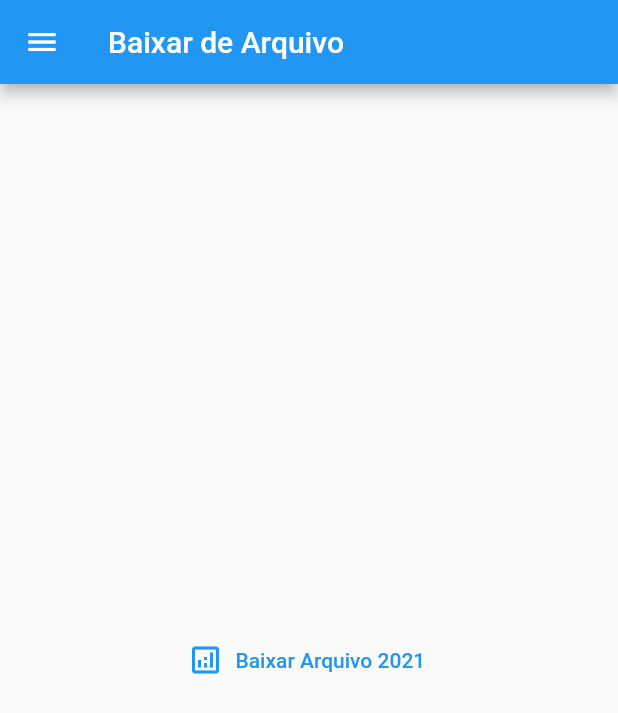
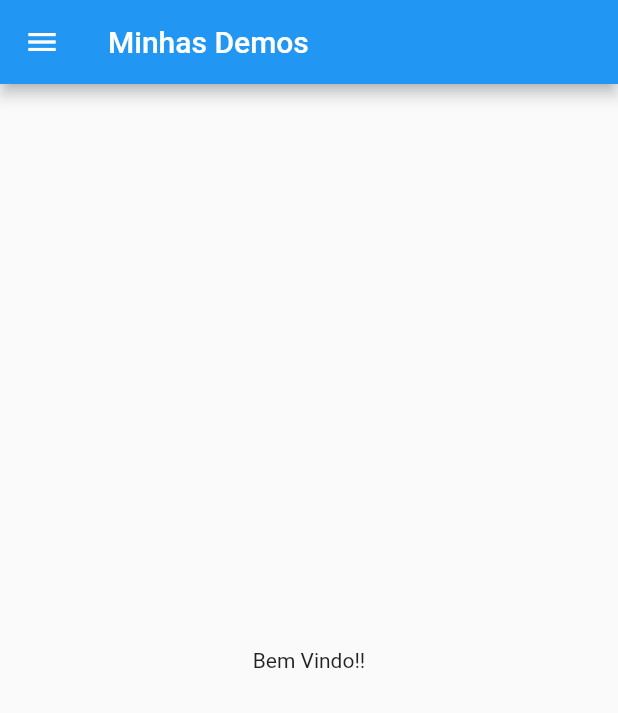
Before and after one commit to thiiagofernando/downloadarquivoflutter, a Flutter app: the screen it shows after launch, on a phone screen of 412 x 824 dp. Shown: the top 713 px of the screen. Run offline on Flutter 3.47's test engine with Material 2 defaults, Android fonts, the phone set to English and light mode, and no system bars; our stand-ins replace dio.

Commit message:
criado novas telas

```diff
--- a/baixarpdf/lib/main.dart
+++ b/baixarpdf/lib/main.dart
@@ -1,4 +1,6 @@
 import 'dart:io';
+import 'package:baixarpdf/screens/consulta_frete.dart';
+import 'package:baixarpdf/screens/download_page.dart';
 import 'package:dio/dio.dart';
 import 'package:flutter/material.dart';
 import 'package:path_provider/path_provider.dart';
@@ -16,10 +18,14 @@ class MyApp extends StatefulWidget {
 class _MyAppState extends State<MyApp> {
   @override
   Widget build(BuildContext context) {
-    return const MaterialApp(
+    return MaterialApp(
       debugShowCheckedModeBanner: false,
       title: MyApp._title,
       home: MyStatelessWidget(),
+      routes: <String, WidgetBuilder>{
+        '/downalodpage': (BuildContext context) => new DownloadPage(),
+        '/consultacep': (BuildContext context) => new ConsultaCep(),
+      },
     );
   }
 }
@@ -31,22 +37,18 @@ class MyStatelessWidget extends StatefulWidget {
 }
 
 class _MyStatelessWidgetState extends State<MyStatelessWidget> {
-  String porcentagemDownload = "";
   @override
   Widget build(BuildContext context) {
     return Scaffold(
       drawer: Drawer(
         elevation: 5,
-        child: ListView(
-          children: <Widget>[
+        child: ListView(children: <Widget>[
           SizedBox(
             height: 50,
           ),
           DrawerHeader(
-              child: null,
-              decoration: BoxDecoration(
-                color: Colors.lightBlue[900],
-                shape: BoxShape.circle,
+            child: Image.network(
+              "https://i.pinimg.com/736x/1f/eb/df/1febdf1846353dcb1cfbb679e0842d37.jpg",
             ),
           ),
           Divider(
@@ -54,7 +56,7 @@ class _MyStatelessWidgetState extends State<MyStatelessWidget> {
           ),
           ListTile(
             title: Text(
-                "Nome do Menu",
+              "Download Arquivo",
               style: TextStyle(
                 fontWeight: FontWeight.bold,
                 fontSize: 16,
@@ -62,98 +64,34 @@ class _MyStatelessWidgetState extends State<MyStatelessWidget> {
               ),
             ),
             onTap: () {
-                print("Clicou no menu");
+              Navigator.of(context).pushNamed('/downalodpage');
             },
           ),
-          ],
+          ListTile(
+            title: Text(
+              "Consultar Frete",
+              style: TextStyle(
+                fontWeight: FontWeight.bold,
+                fontSize: 16,
+                color: Colors.blueAccent,
               ),
             ),
+            onTap: () {
+              Navigator.of(context).pushNamed('/consultacep');
+            },
+          ),
+        ]),
+      ),
       appBar: AppBar(
-        title: Text("Baixar de Arquivo"),
+        title: Text("Minhas Demos"),
       ),
       body: Builder(
         builder: (BuildContext context) {
           return Center(
-            child: Container(
-              width: 300,
-              height: 80,
-              child: TextButton(
-                style: TextButton.styleFrom(
-                    textStyle: const TextStyle(
-                  fontSize: 15,
-                )),
-                onPressed: () {
-                  baixarArquivo(context);
-                },
-                child: TextButton.icon(
-                  onPressed: () {
-                    baixarArquivo(context);
-                  },
-                  icon: Icon(Icons.analytics_outlined),
-                  label: Text('Baixar Arquivo 2021 $porcentagemDownload'),
-                ),
-              ),
-            ),
+            child: Text("Bem Vindo!!"),
           );
         },
       ),
     );
   }
-
-  showDownloadProgress(received, total) {
-    if (total != -1) {
-      setState(
-        () {
-          porcentagemDownload =
-              "\n" + (received / total * 100).toStringAsFixed(0) + "%";
-          if ((received / total * 100) == 100) {
-            porcentagemDownload = "\n Downaload realizado";
 }
-        },
-      );
-    }
-  }
-
-  baixarArquivo(context) async {
-    try {
-      var url =
-          "https://www.ifsudestemg.edu.br/editais/barbacena/estagio-remunerado/2019/estagio-remunerado-area-nutricao/edital-08_2019-nivel-superior.pdf";
-      Dio dio = Dio();
-      Response response = await dio.get(
-        url,
-        onReceiveProgress: showDownloadProgress,
-        options: Options(
-            responseType: ResponseType.bytes,
-            followRedirects: false,
-            validateStatus: (status) {
-              return status < 500;
-            }),
-      );
-
-      var dir = await obterCaminhoDispositivo();
-
-      String fileName = url.substring(url.lastIndexOf("/") + 1);
-      var date = '${DateTime.now().microsecond}_';
-      var savePath = "$dir/$date$fileName";
-      print(savePath);
-      File file = File(savePath);
-      var raf = file.openSync(mode: FileMode.write);
-      raf.writeFromSync(response.data);
-      await raf.close();
-    } catch (e) {
-      setState(() {
-        porcentagemDownload = "\n Falha no Downaload";
-      });
-    }
-  }
-
-  Future<String> obterCaminhoDispositivo() async {
-    String caminho = "";
-    if (Platform.isAndroid) {
-      caminho = "/sdcard/download";
-    } else {
-      caminho = (await getApplicationDocumentsDirectory()).path;
-    }
-    return caminho;
-  }
-}
```
Also changed, not shown: 1 other file. Lines whose indentation alone changed are shown as unchanged.
